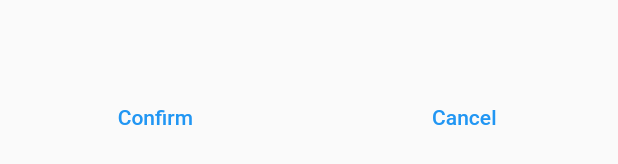
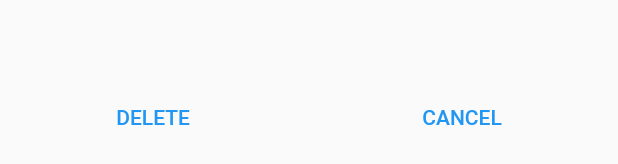
Before and after one commit to amrs12145/doctor, a Flutter app: what try2() shows on an empty page, opened directly, on a phone screen of 412 x 824 dp. Shown: the part 1062-1226 px from the top of the screen. Run offline on Flutter 3.47's test engine with Material 2 defaults, Android fonts, the phone set to English and light mode, and no system bars; our stand-ins replace flutter_slidable; statements that could not run were skipped.

Commit message:
Alert Page : {     1-Adding Toggle button; 2-Cancel & Delete Button; 3-AppBar now supports statemangement }

```diff
--- a/lib/data_models/appBar.dart
+++ b/lib/data_models/appBar.dart
@@ -1,44 +1,39 @@
-
 
 import 'package:doctor/exporter.dart';
-
+import 'package:flutter/foundation.dart';
 
 class AppBarModel extends ChangeNotifier
 {
-  int selected = 0;
-  MyFun active;
+
+  Widget text;
+  Widget leading;
+  List<Widget> listOfActions;
 
 
-  void setSelected ( int i )
+
+  set setText(Widget text)
   {
-    this.selected = i;
-    notifyListeners();
-  }
-  void setText ( String s , MyFun o )
-  {
-    o.text = s;
+    this.text = text;
     notifyListeners();
   }
 
-  void setCurrentActive ( MyFun o )
+  Widget get getText => this.text;
+
+
+  set setLeading(Widget leading)
   {
-    active = o;
+    this.leading = leading;
     notifyListeners();
   }
 
-  int get getSelected => this.selected!=null ? this.selected : -1 ;
-  String getText ( MyFun o ) => o.text;
+  Widget get getLeading => this.leading;
 
 
-
-  bool isActive ( MyFun o )
+  set setActions(List<Widget> listOfActions)
   {
-    if ( active == o  )
-      return true;
-    else
-      return false;
+    this.listOfActions = listOfActions;
+    notifyListeners();
   }
 
-
-
+  List<Widget> get getActions => this.listOfActions;
 }
--- a/lib/exporter.dart
+++ b/lib/exporter.dart
@@ -7,7 +7,4 @@ export 'package:doctor/screens/add.dart';
 export 'package:doctor/screens/alert.dart';
 export 'screens/more.dart';
 export 'package:doctor/data_models/people.dart';
-export 'package:doctor/data_models/appBar.dart';
-//export 'package:doctor/data_models/notification.dart';
-//export 'package:doctor/data_models/bottomAppBar.dart';
 export 'package:provider/provider.dart';
--- a/lib/main.dart
+++ b/lib/main.dart
@@ -3,6 +3,7 @@
 import 'exporter.dart';
 import 'package:doctor/data_models/notification.dart' as my;
 import 'package:doctor/data_models/bottomAppBar.dart' as my;
+import 'package:doctor/data_models/appBar.dart' as my;
 import 'package:doctor/data_models/alert_press.dart';
 import 'package:doctor/data_models/myBottomSheet.dart';
 
@@ -21,7 +22,7 @@ class MyApp extends StatelessWidget {
         ),
 
         ChangeNotifierProvider(
-          create: (context) => AppBarModel(),
+          create: (context) => my.BottomAppBar(),
         ),
 
         ChangeNotifierProvider(
@@ -36,6 +37,9 @@ class MyApp extends StatelessWidget {
         ),
         ChangeNotifierProvider(
           create: (context) => MyBottomSheet()
+        ),
+        ChangeNotifierProvider(
+          create: (context) => my.AppBarModel(),
         ),
 
 
--- a/lib/screens/alert.dart
+++ b/lib/screens/alert.dart
@@ -2,7 +2,7 @@
 import 'package:doctor/exporter.dart';
 import 'package:doctor/data_models/notification.dart' as my;
 import 'package:doctor/data_models/bottomAppBar.dart' as my;
-import 'package:doctor/data_models/alert_press.dart';
+import 'package:doctor/data_models/appBar.dart' as my;
 import 'package:doctor/data_models/myBottomSheet.dart';
 
 class Alert extends StatelessWidget {
@@ -12,7 +12,7 @@ class Alert extends StatelessWidget {
     return Transform.translate(
         offset: /*pressed ? Offset(-70,0) :*/ Offset(0,0) ,
         child: ListView.builder(
-          itemCount: context.read<my.NotificationModel>().getCount ,
+          itemCount: context.watch<my.NotificationModel>().getCount ,
           itemBuilder: ( context , i )
           {
             my.Notification notification =  context.watch<my.NotificationModel>().getNotification( i );
@@ -98,39 +98,58 @@ void try2(BuildContext context)
     {
       context.read<my.BottomAppBar>().close();
       Future.delayed(Duration(milliseconds: 500)).then( (value) => context.read<MyBottomSheet>().open() );
+
+      context.read<my.AppBarModel>().setLeading = IconButton( onPressed: () =>
+                    context.read<my.NotificationModel>().isAllchecked ? context.read<my.NotificationModel>().unCheckAllNotifications() : context.read<my.NotificationModel>().checkAllNotifications(),
+
+            icon:Builder(builder:(c) => Icon( c.watch<my.NotificationModel>().isAllchecked ? Icons.tab_unselected_outlined : Icons.select_all_outlined)),
+      );
+
     }
     else
     {
       context.read<MyBottomSheet>().close();
       Future.delayed(Duration(milliseconds: 500)).then( (value) => context.read<my.BottomAppBar>().open() );
+      context.read<my.AppBarModel>().setLeading = Icon(Icons.arrow_back_ios);
     }
 
-
+//        //TODO: temporarily WORKAROUND
       if ( context.read<MyBottomSheet>().count ==0 )
       { context.read<MyBottomSheet>().count ++;
+
         Scaffold.of(context).showBottomSheet( (context){
 
-          return AnimatedContainer(
+          return WillPopScope(
+
+            onWillPop: () async {
+
+              if ( !context.read<MyBottomSheet>().isClosed() )
+               context.read<my.NotificationModel>().unCheckAllNotifications();
+
+              return false;
+
+            },
+            child: AnimatedContainer(
               duration: Duration(milliseconds: 500),
               height: context.watch<MyBottomSheet>().isClosed() ? 0 : 75,
               child: Row(
                 mainAxisAlignment: MainAxisAlignment.spaceAround ,
                 children:[
                   TextButton(
-                  child:Text('Confirm'),
+                    child:Text('DELETE'),
                     onPressed: (){
-                    context.read<my.NotificationModel>().checkAllNotifications();
+                      context.read<my.NotificationModel>().deleteCheckedNotifications();
                     },
                   ),
                   TextButton(
-                  child:Text('Cancel'),
+                    child:Text('CANCEL'),
                     onPressed: (){
-                    //liftStateUp();
-                    //Navigator.pop(context);
                       context.read<my.NotificationModel>().unCheckAllNotifications();
+                      try2(context);
                     },
                   ),
                 ]
+              ),
             ),
           );
 
@@ -171,7 +190,8 @@ class _MyCard extends StatelessWidget {
             child: Card(
               elevation: 1,
               //color: Colors.pink,
-              child: Container(
+              child: AnimatedContainer(
+                duration: Duration(milliseconds:500),
                 width:  /*context.watch<Alert_Press>().isListViewPressed ?
                           MediaQuery.of(context).size.width-24-60 : MediaQuery.of(context).size.width-24*/
                           context.watch<MyBottomSheet>().isClosed() ? MediaQuery.of(context).size.width-24 : MediaQuery.of(context).size.width-24-60,
@@ -216,7 +236,8 @@ class MyCheckBox extends StatelessWidget {
 
   @override
   Widget build(BuildContext context) {
-    return Container(
+    return AnimatedContainer(
+            duration: Duration(milliseconds:500),
       width: /*context.watch<Alert_Press>().isListViewPressed ? 50 : 0*/
                 context.watch<MyBottomSheet>().isClosed() ? 0 : 50,
       child: IconButton(
```
Also changed, not shown: lib/data_models/bottomAppBar.dart (+50 -0 lines), lib/data_models/notification.dart (+37 -2 lines), lib/pre.dart (+14 -10 lines). Lines whose indentation alone changed are shown as unchanged.
